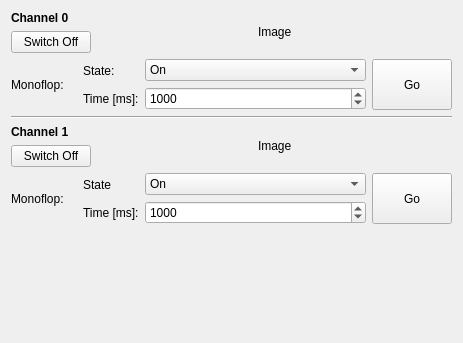
This is src/brickv/plugin_system/plugins/industrial_dual_relay/ui/industrial_dual_relay.ui in Tinkerforge/brickv as Qt 5 draws it before an edit. The edited form follows.
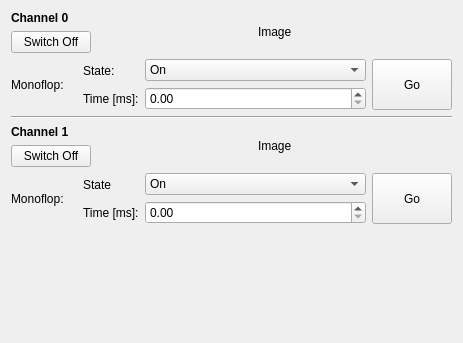
This is the edited form.

Commit message:
monoflop: Switch from QSpinBox to QDoubleSpinBox for uint32 value range
QSpinBox can handle int32 value range only.

Patch:
```diff
--- a/src/brickv/plugin_system/plugins/industrial_dual_relay/ui/industrial_dual_relay.ui
+++ b/src/brickv/plugin_system/plugins/industrial_dual_relay/ui/industrial_dual_relay.ui
@@ -136,22 +136,13 @@
           </widget>
          </item>
          <item>
-          <widget class="QSpinBox" name="time0_spinbox">
+          <widget class="QDoubleSpinBox" name="time0_spinbox">
            <property name="sizePolicy">
             <sizepolicy hsizetype="Minimum" vsizetype="Preferred">
              <horstretch>1</horstretch>
              <verstretch>0</verstretch>
             </sizepolicy>
            </property>
-           <property name="minimum">
-            <number>1</number>
-           </property>
-           <property name="maximum">
-            <number>2147483647</number>
-           </property>
-           <property name="value">
-            <number>1000</number>
-           </property>
           </widget>
          </item>
         </layout>
@@ -311,22 +302,13 @@
           </widget>
          </item>
          <item>
-          <widget class="QSpinBox" name="time1_spinbox">
+          <widget class="QDoubleSpinBox" name="time1_spinbox">
            <property name="sizePolicy">
             <sizepolicy hsizetype="Minimum" vsizetype="Preferred">
              <horstretch>0</horstretch>
              <verstretch>0</verstretch>
             </sizepolicy>
            </property>
-           <property name="minimum">
-            <number>1</number>
-           </property>
-           <property name="maximum">
-            <number>2147483647</number>
-           </property>
-           <property name="value">
-            <number>1000</number>
-           </property>
           </widget>
          </item>
         </layout>
```
The commit also changes 12 other files.
